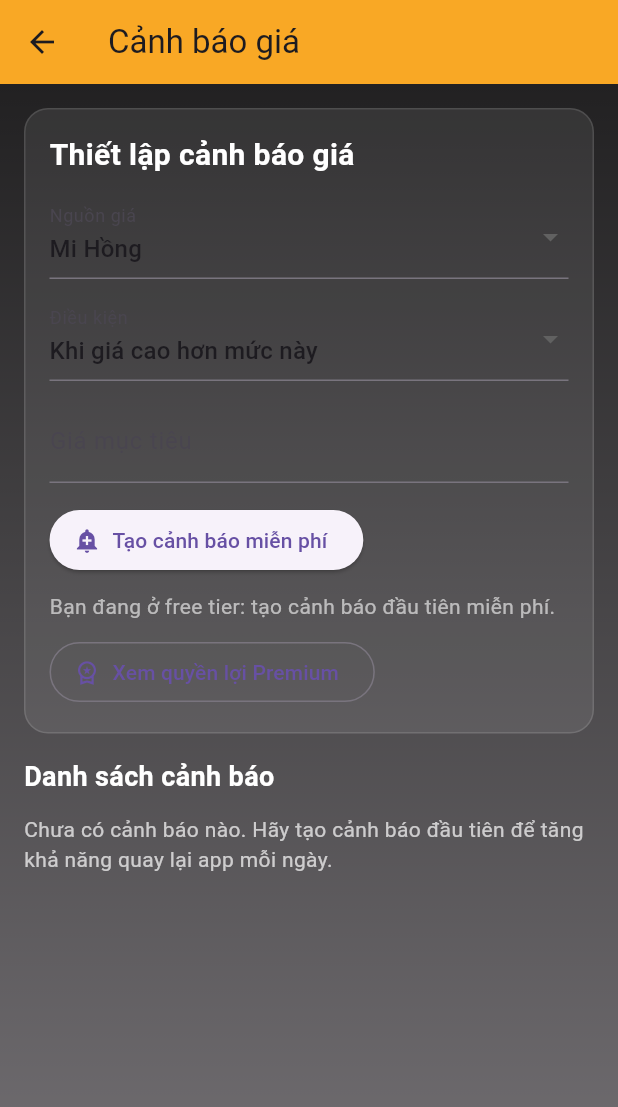
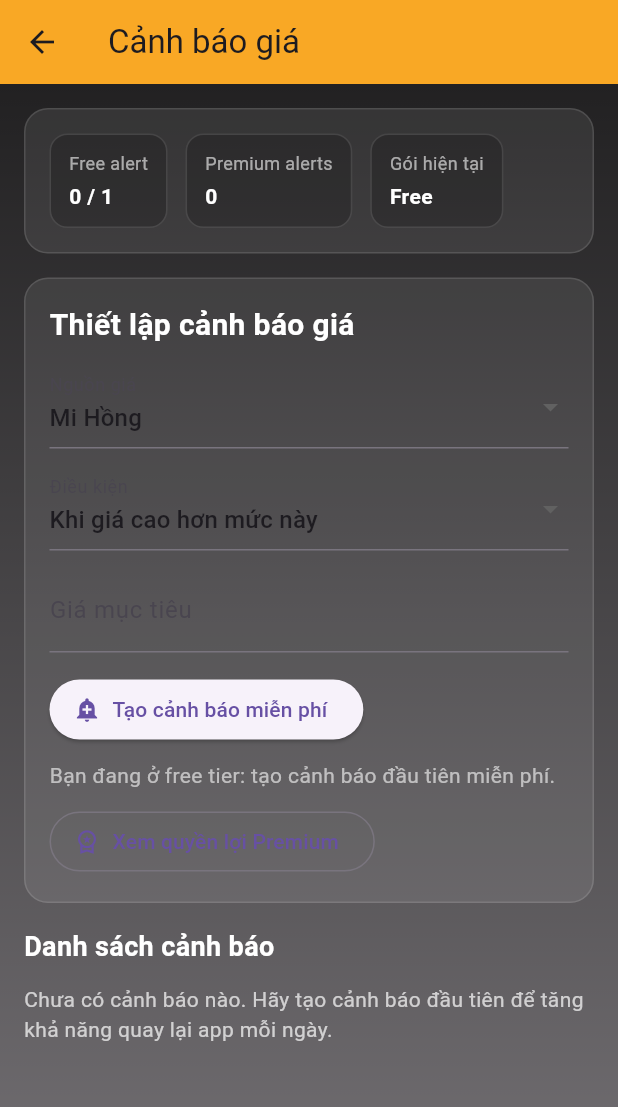
Before and after one commit to PhongPhan98/gold_price_app, a Flutter app: the screen it shows after launch, after a tap on "Thiết lập cảnh báo", on a phone screen of 412 x 824 dp. Shown: the top 1107 px of the screen. Run offline on Flutter 3.47's test engine with Material 3 defaults, Android fonts, the phone set to English and light mode, and no system bars; our stand-ins replace shared_preferences; network calls fail.

Commit message:
Improve alert management and strengthen premium gating

```diff
--- a/lib/features/alerts/presentation/alerts_screen.dart
+++ b/lib/features/alerts/presentation/alerts_screen.dart
@@ -1,6 +1,7 @@
 import 'package:flutter/material.dart';
 
 import '../../premium/data/premium_status_storage.dart';
+import '../../premium/models/premium_status.dart';
 import '../../premium/presentation/premium_paywall_screen.dart';
 import '../data/price_alert_storage.dart';
 import '../models/price_alert.dart';
@@ -20,39 +21,44 @@ class _AlertsScreenState extends State<AlertsScreen> {
   List<PriceAlert> _alerts = [];
   String _selectedProvider = 'Mi Hồng';
   PriceAlertDirection _selectedDirection = PriceAlertDirection.above;
+  PremiumStatus _premiumStatus = const PremiumStatus(
+    plan: PremiumPlan.free,
+    isActive: false,
+  );
 
   @override
   void initState() {
     super.initState();
-    _loadAlerts();
+    _loadScreenData();
   }
 
-  Future<void> _loadAlerts() async {
+  Future<void> _loadScreenData() async {
     final alerts = await _storage.loadAlerts();
+    final premiumStatus = await _premiumStatusStorage.loadStatus();
     if (!mounted) {
       return;
     }
     setState(() {
       _alerts = alerts;
+      _premiumStatus = premiumStatus;
     });
   }
 
   Future<void> _addAlert() async {
-    final premiumStatus = await _premiumStatusStorage.loadStatus();
     final targetPrice = _targetPriceController.text.trim();
     if (targetPrice.isEmpty) {
       return;
     }
 
     final needsPremium = _alerts.isNotEmpty;
-    if (needsPremium && !premiumStatus.isPremium) {
+    if (needsPremium && !_premiumStatus.isPremium) {
       if (!mounted) {
         return;
       }
       Navigator.push(
         context,
         MaterialPageRoute(builder: (_) => const PremiumPaywallScreen()),
-      );
+      ).then((_) => _loadScreenData());
       return;
     }
 
@@ -90,6 +96,25 @@ class _AlertsScreenState extends State<AlertsScreen> {
     });
   }
 
+  Future<void> _deleteAlert(PriceAlert alert) async {
+    final updatedAlerts = _alerts.where((item) => item.id != alert.id).toList();
+    await _storage.saveAlerts(updatedAlerts);
+    if (!mounted) {
+      return;
+    }
+
+    setState(() {
+      _alerts = updatedAlerts;
+    });
+  }
+
+  void _openPremiumPaywall() {
+    Navigator.push(
+      context,
+      MaterialPageRoute(builder: (_) => const PremiumPaywallScreen()),
+    ).then((_) => _loadScreenData());
+  }
+
   @override
   void dispose() {
     _targetPriceController.dispose();
@@ -98,6 +123,9 @@ class _AlertsScreenState extends State<AlertsScreen> {
 
   @override
   Widget build(BuildContext context) {
+    final freeAlertsUsed = _alerts.where((item) => !item.isPremium).length;
+    final premiumAlertsCount = _alerts.where((item) => item.isPremium).length;
+
     return Scaffold(
       appBar: AppBar(
         title: const Text('Cảnh báo giá'),
@@ -114,6 +142,32 @@ class _AlertsScreenState extends State<AlertsScreen> {
         child: ListView(
           padding: const EdgeInsets.all(16),
           children: [
+            Container(
+              padding: const EdgeInsets.all(16),
+              decoration: BoxDecoration(
+                color: Colors.white.withValues(alpha: 0.08),
+                borderRadius: BorderRadius.circular(16),
+                border: Border.all(
+                  color: _premiumStatus.isPremium
+                      ? Colors.greenAccent.withValues(alpha: 0.4)
+                      : Colors.white12,
+                ),
+              ),
+              child: Wrap(
+                spacing: 12,
+                runSpacing: 12,
+                children: [
+                  _MetricChip(label: 'Free alert', value: '$freeAlertsUsed / 1'),
+                  _MetricChip(label: 'Premium alerts', value: '$premiumAlertsCount'),
+                  _MetricChip(
+                    label: 'Gói hiện tại',
+                    value: _premiumStatus.isPremium ? 'Premium' : 'Free',
+                    highlight: _premiumStatus.isPremium,
+                  ),
+                ],
+              ),
+            ),
+            const SizedBox(height: 16),
             Container(
               padding: const EdgeInsets.all(16),
               decoration: BoxDecoration(
@@ -184,25 +238,32 @@ class _AlertsScreenState extends State<AlertsScreen> {
                   ElevatedButton.icon(
                     onPressed: _addAlert,
                     icon: const Icon(Icons.add_alert),
-                    label: Text(_alerts.isEmpty ? 'Tạo cảnh báo miễn phí' : 'Tạo thêm cảnh báo (Premium)'),
+                    label: Text(
+                      _alerts.isEmpty
+                          ? 'Tạo cảnh báo miễn phí'
+                          : _premiumStatus.isPremium
+                              ? 'Tạo thêm cảnh báo'
+                              : 'Tạo thêm cảnh báo (Premium)',
+                    ),
                   ),
                   const SizedBox(height: 10),
                   Text(
                     _alerts.isEmpty
                         ? 'Bạn đang ở free tier: tạo cảnh báo đầu tiên miễn phí.'
-                        : 'Bạn đã dùng hết quota miễn phí. Tạo thêm cảnh báo cần Premium.',
+                        : _premiumStatus.isPremium
+                            ? 'Bạn đang dùng premium, có thể tạo thêm nhiều cảnh báo.'
+                            : 'Bạn đã dùng hết quota miễn phí. Tạo thêm cảnh báo cần Premium.',
                     style: const TextStyle(color: Colors.white60, height: 1.4),
                   ),
                   const SizedBox(height: 10),
                   OutlinedButton.icon(
-                    onPressed: () {
-                      Navigator.push(
-                        context,
-                        MaterialPageRoute(builder: (_) => const PremiumPaywallScreen()),
-                      );
-                    },
+                    onPressed: _openPremiumPaywall,
                     icon: const Icon(Icons.workspace_premium_outlined),
-                    label: const Text('Xem quyền lợi Premium'),
+                    label: Text(
+                      _premiumStatus.isPremium
+                          ? 'Quản lý quyền lợi Premium'
+                          : 'Xem quyền lợi Premium',
+                    ),
                   ),
                 ],
               ),
@@ -269,9 +330,19 @@ class _AlertsScreenState extends State<AlertsScreen> {
                         ],
                       ),
                     ),
-                    Switch(
-                      value: alert.isEnabled,
-                      onChanged: (_) => _toggleAlert(alert),
+                    Column(
+                      children: [
+                        Switch(
+                          value: alert.isEnabled,
+                          onChanged: (_) => _toggleAlert(alert),
+                        ),
+                        IconButton(
+                          onPressed: () => _deleteAlert(alert),
+                          icon: const Icon(Icons.delete_outline),
+                          color: Colors.white70,
+                          tooltip: 'Xóa cảnh báo',
+                        ),
+                      ],
                     ),
                   ],
                 ),
@@ -283,3 +354,48 @@ class _AlertsScreenState extends State<AlertsScreen> {
     );
   }
 }
+
+class _MetricChip extends StatelessWidget {
+  const _MetricChip({
+    required this.label,
+    required this.value,
+    this.highlight = false,
+  });
+
+  final String label;
+  final String value;
+  final bool highlight;
+
+  @override
+  Widget build(BuildContext context) {
+    return Container(
+      padding: const EdgeInsets.symmetric(horizontal: 12, vertical: 10),
+      decoration: BoxDecoration(
+        color: Colors.black.withValues(alpha: 0.2),
+        borderRadius: BorderRadius.circular(12),
+        border: Border.all(
+          color: highlight
+              ? Colors.greenAccent.withValues(alpha: 0.45)
+              : Colors.white12,
+        ),
+      ),
+      child: Column(
+        crossAxisAlignment: CrossAxisAlignment.start,
+        children: [
+          Text(
+            label,
+            style: const TextStyle(color: Colors.white60, fontSize: 12),
+          ),
+          const SizedBox(height: 4),
+          Text(
+            value,
+            style: TextStyle(
+              color: highlight ? Colors.greenAccent : Colors.white,
+              fontWeight: FontWeight.bold,
+            ),
+          ),
+        ],
+      ),
+    );
+  }
+}
```
